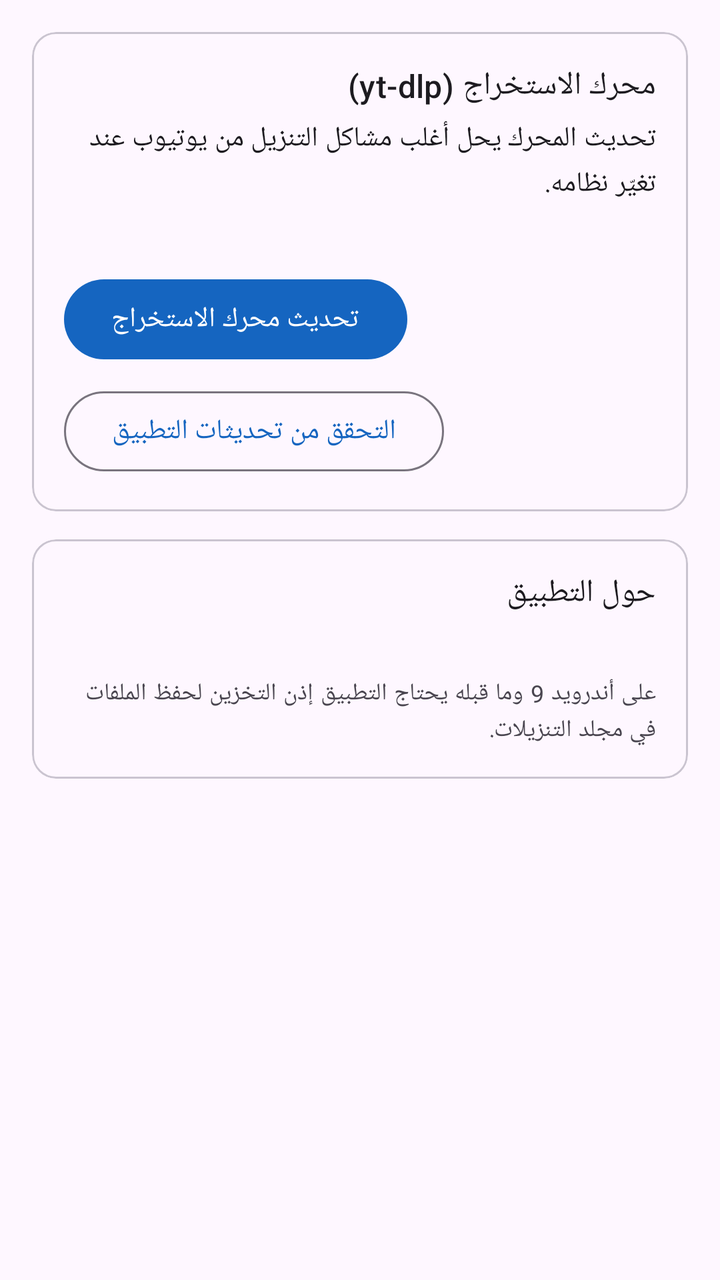
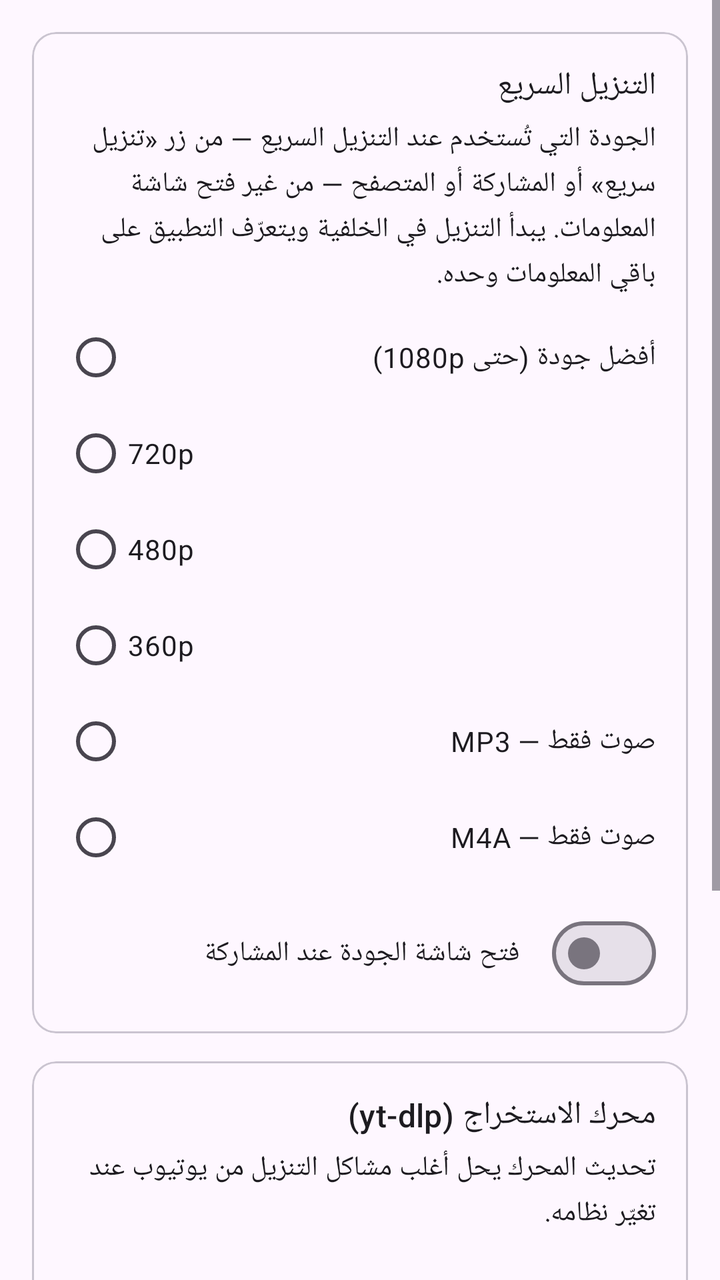

Compare the two renders of this Android layout. The source of the first and the diff that turns it into the second are given below.
<!-- AndroidManifest.xml: application theme Theme.VidLoader -->
<!-- res/layout/fragment_settings.xml -->
<?xml version="1.0" encoding="utf-8"?>
<ScrollView xmlns:android="http://schemas.android.com/apk/res/android"
    android:layout_width="match_parent"
    android:layout_height="match_parent">

    <LinearLayout
        android:layout_width="match_parent"
        android:layout_height="wrap_content"
        android:orientation="vertical"
        android:padding="16dp">

        <com.google.android.material.card.MaterialCardView
            android:layout_width="match_parent"
            android:layout_height="wrap_content">

            <LinearLayout
                android:layout_width="match_parent"
                android:layout_height="wrap_content"
                android:orientation="vertical"
                android:padding="16dp">

                <TextView
                    android:layout_width="match_parent"
                    android:layout_height="wrap_content"
                    android:text="@string/settings_engine_title"
                    android:textAppearance="?attr/textAppearanceTitleMedium" />

                <TextView
                    android:layout_width="match_parent"
                    android:layout_height="wrap_content"
                    android:layout_marginTop="6dp"
                    android:text="@string/settings_engine_desc"
                    android:textAppearance="?attr/textAppearanceBodyMedium" />

                <TextView
                    android:id="@+id/engine_version"
                    android:layout_width="match_parent"
                    android:layout_height="wrap_content"
                    android:layout_marginTop="6dp"
                    android:textAppearance="?attr/textAppearanceBodySmall" />

                <com.google.android.material.button.MaterialButton
                    android:id="@+id/update_button"
                    android:layout_width="wrap_content"
                    android:layout_height="wrap_content"
                    android:layout_marginTop="12dp"
                    android:text="@string/update_engine" />

                <com.google.android.material.button.MaterialButton
                    android:id="@+id/app_update_button"
                    style="?attr/materialButtonOutlinedStyle"
                    android:layout_width="wrap_content"
                    android:layout_height="wrap_content"
                    android:layout_marginTop="8dp"
                    android:text="@string/check_app_updates" />
            </LinearLayout>
        </com.google.android.material.card.MaterialCardView>

        <com.google.android.material.card.MaterialCardView
            android:layout_width="match_parent"
            android:layout_height="wrap_content"
            android:layout_marginTop="14dp">

            <LinearLayout
                android:layout_width="match_parent"
                android:layout_height="wrap_content"
                android:orientation="vertical"
                android:padding="16dp">

                <TextView
                    android:layout_width="match_parent"
                    android:layout_height="wrap_content"
                    android:text="@string/settings_about_title"
                    android:textAppearance="?attr/textAppearanceTitleMedium" />

                <TextView
                    android:id="@+id/about_text"
                    android:layout_width="match_parent"
                    android:layout_height="wrap_content"
                    android:layout_marginTop="6dp"
                    android:textAppearance="?attr/textAppearanceBodyMedium" />

                <TextView
                    android:layout_width="match_parent"
                    android:layout_height="wrap_content"
                    android:layout_marginTop="6dp"
                    android:text="@string/settings_storage_note"
                    android:textAppearance="?attr/textAppearanceBodySmall" />
            </LinearLayout>
        </com.google.android.material.card.MaterialCardView>
    </LinearLayout>
</ScrollView>
<!-- resources referenced by this layout -->
<resources>
  <string name="check_app_updates">التحقق من تحديثات التطبيق</string>
  <string name="settings_about_title">حول التطبيق</string>
  <string name="settings_engine_desc">تحديث المحرك يحل أغلب مشاكل التنزيل من يوتيوب عند تغيّر نظامه.</string>
  <string name="settings_engine_title">محرك الاستخراج (yt-dlp)</string>
  <string name="settings_storage_note">على أندرويد 9 وما قبله يحتاج التطبيق إذن التخزين لحفظ الملفات في مجلد التنزيلات.</string>
  <string name="update_engine">تحديث محرك الاستخراج</string>
  <style name="Theme.VidLoader" parent="Theme.Material3.DayNight.NoActionBar">
          <item name="colorPrimary">@color/primary</item>
          <item name="colorOnPrimary">#FFFFFF</item>
          <item name="colorPrimaryContainer">#BBDEFB</item>
          <item name="colorSecondary">@color/accent</item>
          <item name="android:statusBarColor">@color/primary_dark</item>
      </style>
  <color name="primary">#1565C0</color>
  <color name="accent">#FF8F00</color>
  <color name="primary_dark">#0D47A1</color>
</resources>

<!-- the commit's change to res/layout/fragment_settings.xml (unified diff, before → after) -->
@@ -12,6 +12,82 @@
         <com.google.android.material.card.MaterialCardView
             android:layout_width="match_parent"
             android:layout_height="wrap_content">
+
+            <LinearLayout
+                android:layout_width="match_parent"
+                android:layout_height="wrap_content"
+                android:orientation="vertical"
+                android:padding="16dp">
+
+                <TextView
+                    android:layout_width="match_parent"
+                    android:layout_height="wrap_content"
+                    android:text="@string/quick_settings_title"
+                    android:textAppearance="?attr/textAppearanceTitleMedium" />
+
+                <TextView
+                    android:layout_width="match_parent"
+                    android:layout_height="wrap_content"
+                    android:layout_marginTop="6dp"
+                    android:text="@string/quick_settings_desc"
+                    android:textAppearance="?attr/textAppearanceBodyMedium" />
+
+                <RadioGroup
+                    android:id="@+id/quick_preset_group"
+                    android:layout_width="match_parent"
+                    android:layout_height="wrap_content"
+                    android:layout_marginTop="8dp">
+
+                    <RadioButton
+                        android:id="@+id/preset_best"
+                        android:layout_width="match_parent"
+                        android:layout_height="wrap_content"
+                        android:text="@string/best_quality" />
+
+                    <RadioButton
+                        android:id="@+id/preset_720"
+                        android:layout_width="match_parent"
+                        android:layout_height="wrap_content"
+                        android:text="@string/preset_720" />
+
+                    <RadioButton
+                        android:id="@+id/preset_480"
+                        android:layout_width="match_parent"
+                        android:layout_height="wrap_content"
+                        android:text="@string/preset_480" />
+
+                    <RadioButton
+                        android:id="@+id/preset_360"
+                        android:layout_width="match_parent"
+                        android:layout_height="wrap_content"
+                        android:text="@string/preset_360" />
+
+                    <RadioButton
+                        android:id="@+id/preset_mp3"
+                        android:layout_width="match_parent"
+                        android:layout_height="wrap_content"
+                        android:text="@string/audio_mp3" />
+
+                    <RadioButton
+                        android:id="@+id/preset_m4a"
+                        android:layout_width="match_parent"
+                        android:layout_height="wrap_content"
+                        android:text="@string/audio_m4a" />
+                </RadioGroup>
+
+                <com.google.android.material.materialswitch.MaterialSwitch
+                    android:id="@+id/share_picker_switch"
+                    android:layout_width="match_parent"
+                    android:layout_height="wrap_content"
+                    android:layout_marginTop="10dp"
+                    android:text="@string/share_opens_picker" />
+            </LinearLayout>
+        </com.google.android.material.card.MaterialCardView>
+
+        <com.google.android.material.card.MaterialCardView
+            android:layout_width="match_parent"
+            android:layout_height="wrap_content"
+            android:layout_marginTop="14dp">
 
             <LinearLayout
                 android:layout_width="match_parent"
<!-- resource entries referenced after the edit -->
@@ -1,10 +1,19 @@
 <!-- resources referenced by this layout -->
 <resources>
+  <string name="audio_m4a">صوت فقط — M4A</string>
+  <string name="audio_mp3">صوت فقط — MP3</string>
+  <string name="best_quality">أفضل جودة (حتى 1080p)</string>
   <string name="check_app_updates">التحقق من تحديثات التطبيق</string>
+  <string name="preset_360">360p</string>
+  <string name="preset_480">480p</string>
+  <string name="preset_720">720p</string>
+  <string name="quick_settings_desc">الجودة التي تُستخدم عند التنزيل السريع — من زر «تنزيل سريع» أو المشاركة أو المتصفح — من غير فتح شاشة المعلومات. يبدأ التنزيل في الخلفية ويتعرّف التطبيق على باقي المعلومات وحده.</string>
+  <string name="quick_settings_title">التنزيل السريع</string>
   <string name="settings_about_title">حول التطبيق</string>
   <string name="settings_engine_desc">تحديث المحرك يحل أغلب مشاكل التنزيل من يوتيوب عند تغيّر نظامه.</string>
   <string name="settings_engine_title">محرك الاستخراج (yt-dlp)</string>
   <string name="settings_storage_note">على أندرويد 9 وما قبله يحتاج التطبيق إذن التخزين لحفظ الملفات في مجلد التنزيلات.</string>
+  <string name="share_opens_picker">فتح شاشة الجودة عند المشاركة</string>
   <string name="update_engine">تحديث محرك الاستخراج</string>
   <style name="Theme.VidLoader" parent="Theme.Material3.DayNight.NoActionBar">
           <item name="colorPrimary">@color/primary</item>
